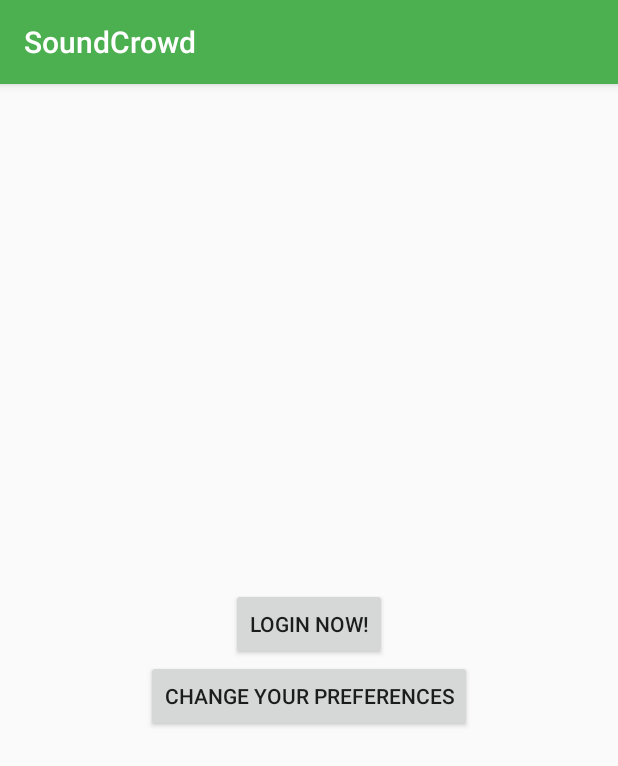
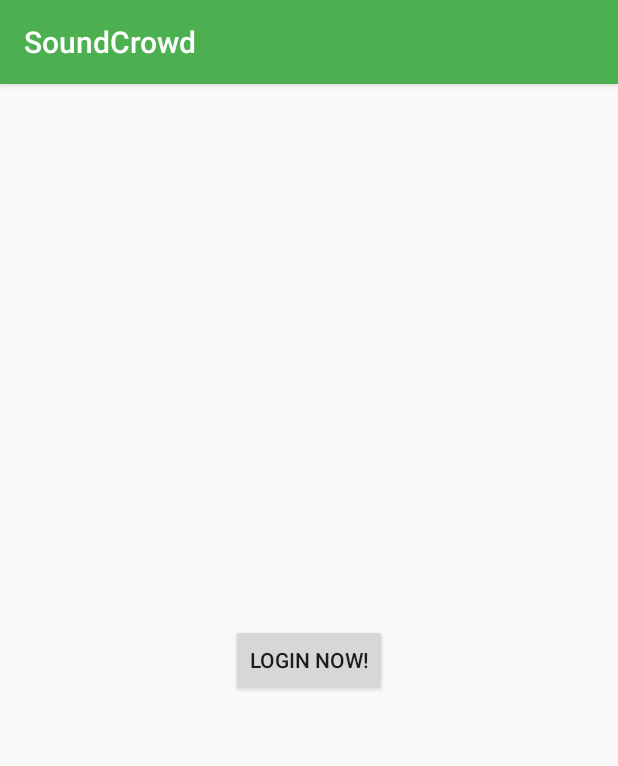
Before and after one commit to kubukoz/droidcon15-hackathon, an Android app: the screen it shows after launch (LoginActivity), on a phone screen of 412 x 824 dp. Shown: the top 766 px of the screen. Run offline under Robolectric (Android 15) with nearby library versions, the phone set to English and light mode, and no system bars; libraries missing offline, so code that uses them is left out: com.firebase.client; 3 statements that could not run were skipped.

Commit message:
Change pref button to menu button

```diff
--- a/app/src/main/res/layout/login.xml
+++ b/app/src/main/res/layout/login.xml
@@ -11,10 +11,4 @@
         android:layout_height="wrap_content"
         android:text="Login now!" />
 
-    <Button
-        android:id="@+id/login_prefs"
-        android:layout_width="wrap_content"
-        android:layout_height="wrap_content"
-        android:text="Change your preferences" />
-
 </LinearLayout>
```
Also changed, not shown: app/src/main/java/pl/droidcon/dangerousboa/LoginActivity.kt (+17 -2 lines).
